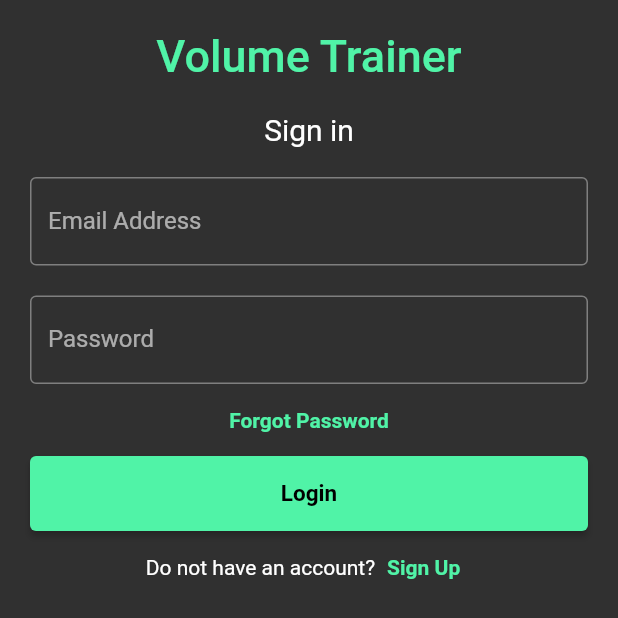
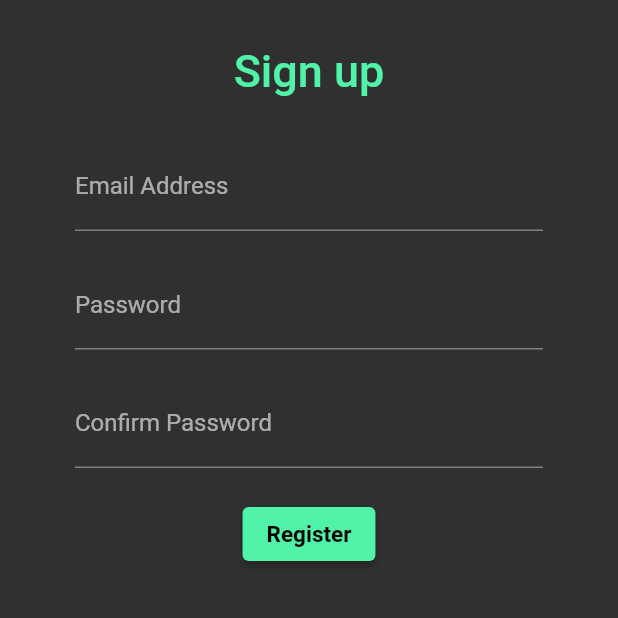
Before and after one commit to pong02/volume_tracker, a Flutter app: the screen it shows after launch, after a tap on "Sign Up", on a phone screen of 412 x 824 dp. Shown: the top 618 px of the screen. Run offline on Flutter 3.47's test engine with Material 2 defaults, Android fonts, the phone set to English and light mode, and no system bars; our stand-ins replace equatable, firebase_auth, firebase_core, hooks_riverpod, shared_preferences; accounts and stored records are empty; generated files the repository leaves out were written again.

Commit message:
adding registration functionality

```diff
--- a/vt_app/lib/ui/homeScreen.dart
+++ b/vt_app/lib/ui/homeScreen.dart
@@ -25,6 +25,7 @@ class HomeScreen extends HookConsumerWidget {
               ),
               onPressed: () {
                 ref.read(loginControllerProvider.notifier).logout();
+                redirLogout(context);
               },
             )
           ]),
--- a/vt_app/lib/ui/loginScreen.dart
+++ b/vt_app/lib/ui/loginScreen.dart
@@ -2,6 +2,7 @@
 
 import 'package:flutter/material.dart';
 import 'package:hooks_riverpod/hooks_riverpod.dart';
+import 'package:volume_tracker/ui/registerScreen.dart';
 import 'package:volume_tracker/ui/theme.dart';
 import 'package:volume_tracker/ui/vm/loginController.dart';
 import 'package:volume_tracker/ui/vm/loginState.dart';
@@ -96,7 +97,7 @@ class _LoginScreenState extends ConsumerState<LoginScreen> {
                       style: AppTheme.defTextStyleHighlighted,
                     ),
                     onPressed: () {
-                      //signup screen
+                      _redirRegister(context);
                     },
                   )
                 ],
@@ -105,4 +106,11 @@ class _LoginScreenState extends ConsumerState<LoginScreen> {
           )),
     );
   }
+
+  void _redirRegister(BuildContext context) {
+    Navigator.push(
+      context,
+      MaterialPageRoute(builder: (context) => Register()),
+    );
+  }
 }
--- /dev/null
+++ b/vt_app/lib/ui/registerScreen.dart
@@ -0,0 +1,122 @@
+import 'package:firebase_auth/firebase_auth.dart';
+import 'package:flutter/material.dart';
+import 'package:hooks_riverpod/hooks_riverpod.dart';
+import 'package:volume_tracker/ui/homeScreen.dart';
+import 'package:volume_tracker/ui/theme.dart';
+import 'package:volume_tracker/ui/vm/loginController.dart';
+import 'package:volume_tracker/ui/vm/loginState.dart';
+
+class Register extends ConsumerStatefulWidget {
+  Register({
+    Key? key,
+  }) : super(key: key);
+
+  @override
+  _RegisterState createState() => _RegisterState();
+}
+
+class _RegisterState extends ConsumerState<Register> {
+  final FirebaseAuth _auth = FirebaseAuth.instance;
+  final _formKey = GlobalKey<FormState>();
+  String error = '';
+
+  // text field state
+  String email = '';
+  String password = '';
+  bool confirmPW = false;
+
+  //TODO: add container on everything to format like login screen.
+
+  @override
+  Widget build(BuildContext context) {
+    return Scaffold(
+      body: Container(
+        padding: EdgeInsets.symmetric(vertical: 20.0, horizontal: 50.0),
+        child: Form(
+          key: _formKey,
+          child: Column(
+            children: <Widget>[
+              Container(
+                  alignment: Alignment.center,
+                  padding: const EdgeInsets.all(10),
+                  child: Text('Sign up',
+                      style: AppTheme.defTextStyleTitleColored)),
+              SizedBox(height: 20.0),
+              TextFormField(
+                decoration: const InputDecoration(
+                  labelText: 'Email Address',
+                ),
+                validator: (val) =>
+                    val!.isEmpty ? 'Please enter an email' : null,
+                onChanged: (val) {
+                  setState(() => email = val);
+                },
+              ),
+              SizedBox(height: 20.0),
+              TextFormField(
+                decoration: const InputDecoration(
+                  labelText: 'Password',
+                ),
+                obscureText: true,
+                validator: (val) =>
+                    val!.length < 6 ? 'Enter a password 6+ chars long' : null,
+                onChanged: (val) {
+                  setState(() => password = val);
+                },
+              ),
+              SizedBox(height: 20.0),
+              TextFormField(
+                decoration: const InputDecoration(
+                  labelText: 'Confirm Password',
+                ),
+                obscureText: true,
+                validator: (val) =>
+                    val! != password ? 'Password is not the same!' : null,
+                onChanged: (val) {
+                  setState(() => confirmPW = (val == password));
+                },
+              ),
+              SizedBox(height: 20.0),
+              ElevatedButton(
+                  child: const Text('Register'),
+                  onPressed: () async {
+                    if (_formKey.currentState!.validate() &
+                        (confirmPW = true)) {
+                      dynamic result;
+                      try {
+                        result = await _auth.createUserWithEmailAndPassword(
+                            email: email, password: password);
+                        ref
+                            .read(loginControllerProvider.notifier)
+                            .login(email, password);
+                        LoginState state =
+                            ref.read(loginControllerProvider.notifier).state;
+                        if (state is LoginStateError) {
+                          ScaffoldMessenger.of(context).showSnackBar(SnackBar(
+                            content: Text(state.error),
+                          ));
+                        } else {
+                          _redirHome(context);
+                        }
+                      } on FirebaseException catch (e) {
+                        ScaffoldMessenger.of(context).showSnackBar(SnackBar(
+                          content: Text(e.message.toString()),
+                        ));
+                      }
+                    }
+                  }),
+            ],
+          ),
+        ),
+      ),
+    );
+  }
+}
+
+void _redirHome(BuildContext context) {
+  Navigator.of(context).pop();
+  Navigator.push(
+    context,
+    MaterialPageRoute(builder: (context) => const HomeScreen()),
+  );
+}
--- a/vt_app/lib/ui/vm/loginController.dart
+++ b/vt_app/lib/ui/vm/loginController.dart
@@ -37,7 +37,7 @@ final loginControllerProvider =
 });
 
 //function to clear all routes other than home screen in stack
-void redirLogout(BuildContext context) async {
+void redirLogout(BuildContext context) {
   final navigator = Navigator.of(context);
   if (navigator.canPop()) {
     navigator.pop();
```
Also changed, not shown: vt_app/lib/repository/auth_repository.dart (+13 -0 lines).
